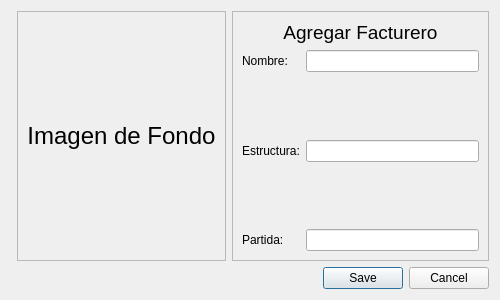
Old version of the form invicoliqpyqt/view/add_facturero.ui in the repository fscorrales/invicoliqpyqt.
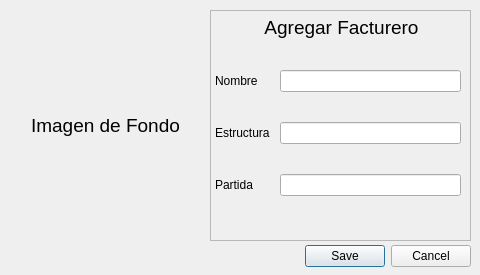
New version of the form.

Commit message: feat: implementing CRUD in listado_factureros

What changed in the file:
```diff
--- a/invicoliqpyqt/view/add_facturero.ui
+++ b/invicoliqpyqt/view/add_facturero.ui
@@ -6,140 +6,140 @@
    <rect>
     <x>0</x>
     <y>0</y>
-    <width>500</width>
-    <height>300</height>
+    <width>480</width>
+    <height>275</height>
    </rect>
   </property>
   <property name="windowTitle">
    <string>Agregar / Editar Facturero</string>
   </property>
-  <layout class="QGridLayout" name="gridLayout">
-   <item row="1" column="0" colspan="3">
+  <property name="sizeGripEnabled">
+   <bool>false</bool>
+  </property>
+  <property name="modal">
+   <bool>false</bool>
+  </property>
     <widget class="QDialogButtonBox" name="btn_box">
+   <property name="geometry">
+    <rect>
+     <x>30</x>
+     <y>240</y>
+     <width>441</width>
+     <height>32</height>
+    </rect>
+   </property>
      <property name="orientation">
       <enum>Qt::Horizontal</enum>
      </property>
      <property name="standardButtons">
       <set>QDialogButtonBox::Cancel|QDialogButtonBox::Save</set>
      </property>
-     <property name="centerButtons">
-      <bool>false</bool>
-     </property>
-    </widget>
-   </item>
-   <item row="0" column="1">
-    <widget class="QFrame" name="frame">
-     <property name="sizePolicy">
-      <sizepolicy hsizetype="Preferred" vsizetype="Preferred">
-       <horstretch>0</horstretch>
-       <verstretch>0</verstretch>
-      </sizepolicy>
-     </property>
-     <property name="frameShape">
-      <enum>QFrame::StyledPanel</enum>
-     </property>
-     <property name="frameShadow">
-      <enum>QFrame::Raised</enum>
-     </property>
-     <layout class="QGridLayout" name="gridLayout_2">
-      <item row="0" column="0">
+  </widget>
        <widget class="QLabel" name="lbl_img">
-        <property name="sizePolicy">
-         <sizepolicy hsizetype="Fixed" vsizetype="Fixed">
-          <horstretch>0</horstretch>
-          <verstretch>0</verstretch>
-         </sizepolicy>
+   <property name="geometry">
+    <rect>
+     <x>10</x>
+     <y>10</y>
+     <width>191</width>
+     <height>231</height>
+    </rect>
         </property>
         <property name="text">
-         <string>&lt;html&gt;&lt;head/&gt;&lt;body&gt;&lt;p&gt;&lt;span style=&quot; font-size:18pt;&quot;&gt;Imagen de Fondo&lt;/span&gt;&lt;/p&gt;&lt;/body&gt;&lt;/html&gt;</string>
+    <string>&lt;html&gt;&lt;head/&gt;&lt;body&gt;&lt;p align=&quot;center&quot;&gt;&lt;span style=&quot; font-size:14pt;&quot;&gt;Imagen de Fondo&lt;/span&gt;&lt;/p&gt;&lt;/body&gt;&lt;/html&gt;</string>
         </property>
         <property name="scaledContents">
          <bool>false</bool>
         </property>
-        <property name="alignment">
-         <set>Qt::AlignCenter</set>
-        </property>
-       </widget>
-      </item>
-     </layout>
-    </widget>
-   </item>
-   <item row="0" column="2">
-    <widget class="QFrame" name="frame_2">
+  </widget>
+  <widget class="QFrame" name="frame">
+   <property name="geometry">
+    <rect>
+     <x>210</x>
+     <y>10</y>
+     <width>261</width>
+     <height>231</height>
+    </rect>
+   </property>
      <property name="frameShape">
       <enum>QFrame::StyledPanel</enum>
      </property>
      <property name="frameShadow">
       <enum>QFrame::Raised</enum>
      </property>
-     <layout class="QFormLayout" name="formLayout">
-      <item row="0" column="0" colspan="2">
        <widget class="QLabel" name="lbl_titulo">
+    <property name="geometry">
+     <rect>
+      <x>6</x>
+      <y>2</y>
+      <width>251</width>
+      <height>31</height>
+     </rect>
+    </property>
         <property name="text">
          <string>&lt;html&gt;&lt;head/&gt;&lt;body&gt;&lt;p align=&quot;center&quot;&gt;&lt;span style=&quot; font-size:14pt;&quot;&gt;Agregar Facturero&lt;/span&gt;&lt;/p&gt;&lt;/body&gt;&lt;/html&gt;</string>
         </property>
        </widget>
-      </item>
-      <item row="1" column="0">
+   <widget class="QWidget" name="layoutWidget">
+    <property name="geometry">
+     <rect>
+      <x>0</x>
+      <y>40</y>
+      <width>261</width>
+      <height>191</height>
+     </rect>
+    </property>
+    <layout class="QFormLayout" name="formLayout">
+     <property name="horizontalSpacing">
+      <number>10</number>
+     </property>
+     <property name="verticalSpacing">
+      <number>30</number>
+     </property>
+     <property name="leftMargin">
+      <number>5</number>
+     </property>
+     <property name="topMargin">
+      <number>20</number>
+     </property>
+     <property name="rightMargin">
+      <number>10</number>
+     </property>
+     <property name="bottomMargin">
+      <number>10</number>
+     </property>
+     <item row="0" column="0">
        <widget class="QLabel" name="lbl_nombre">
         <property name="text">
-         <string>Nombre:</string>
+        <string>Nombre</string>
         </property>
        </widget>
       </item>
-      <item row="1" column="1">
-       <widget class="QLineEdit" name="lineEdit"/>
-      </item>
-      <item row="2" column="1">
-       <spacer name="verticalSpacer_2">
-        <property name="orientation">
-         <enum>Qt::Vertical</enum>
-        </property>
-        <property name="sizeHint" stdset="0">
-         <size>
-          <width>20</width>
-          <height>40</height>
-         </size>
-        </property>
-       </spacer>
-      </item>
-      <item row="3" column="0">
+     <item row="0" column="1">
+      <widget class="QLineEdit" name="txt_nombre"/>
+     </item>
+     <item row="1" column="0">
        <widget class="QLabel" name="lbl_estructura">
         <property name="text">
-         <string>Estructura:</string>
+        <string>Estructura</string>
         </property>
        </widget>
       </item>
-      <item row="3" column="1">
-       <widget class="QLineEdit" name="lineEdit_2"/>
-      </item>
-      <item row="4" column="1">
-       <spacer name="verticalSpacer_3">
-        <property name="orientation">
-         <enum>Qt::Vertical</enum>
-        </property>
-        <property name="sizeHint" stdset="0">
-         <size>
-          <width>20</width>
-          <height>40</height>
-         </size>
-        </property>
-       </spacer>
-      </item>
-      <item row="5" column="0">
+     <item row="1" column="1">
+      <widget class="QLineEdit" name="txt_estructura"/>
+     </item>
+     <item row="2" column="0">
        <widget class="QLabel" name="lbl_partida">
         <property name="text">
-         <string>Partida:</string>
+        <string>Partida</string>
         </property>
        </widget>
       </item>
-      <item row="5" column="1">
-       <widget class="QLineEdit" name="lineEdit_3"/>
+     <item row="2" column="1">
+      <widget class="QLineEdit" name="txt_partida"/>
       </item>
      </layout>
     </widget>
-   </item>
-  </layout>
+  </widget>
  </widget>
  <resources/>
  <connections>
```
Left out of the diff: 3 changed lines with no effect on the pictures. Lines whose indentation alone changed are shown as unchanged. The commit also changes 4 other files.
